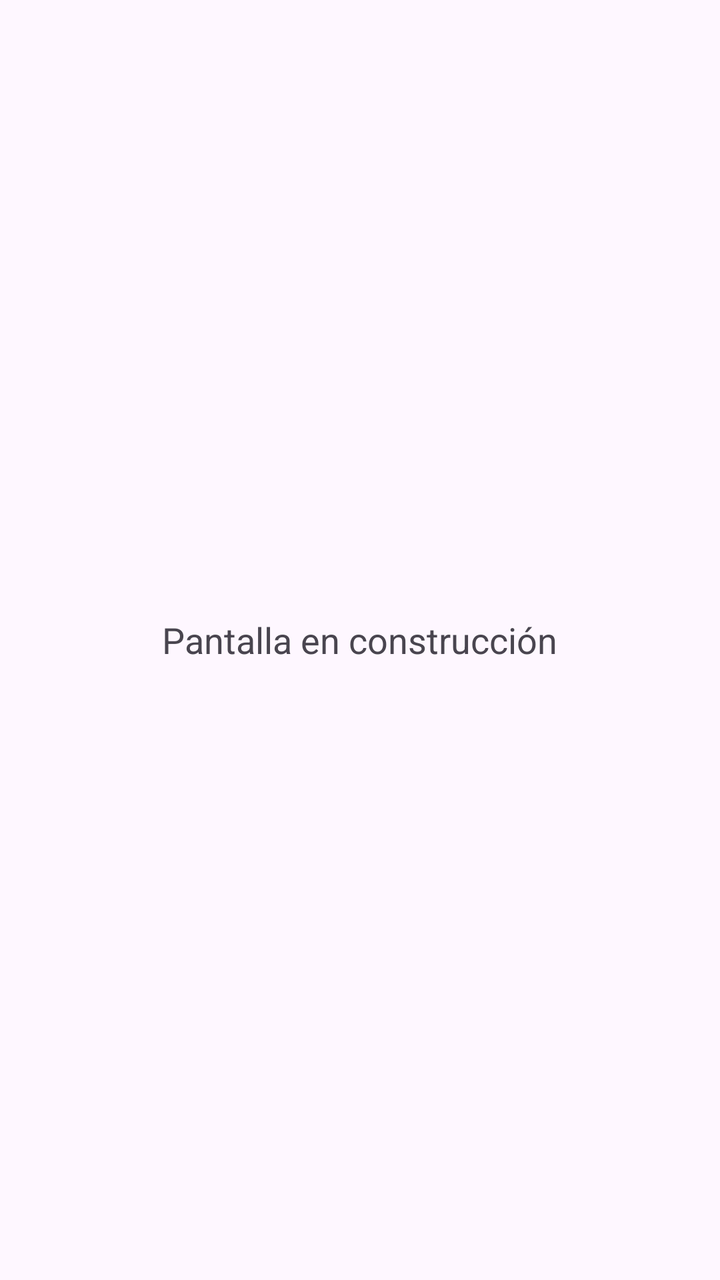
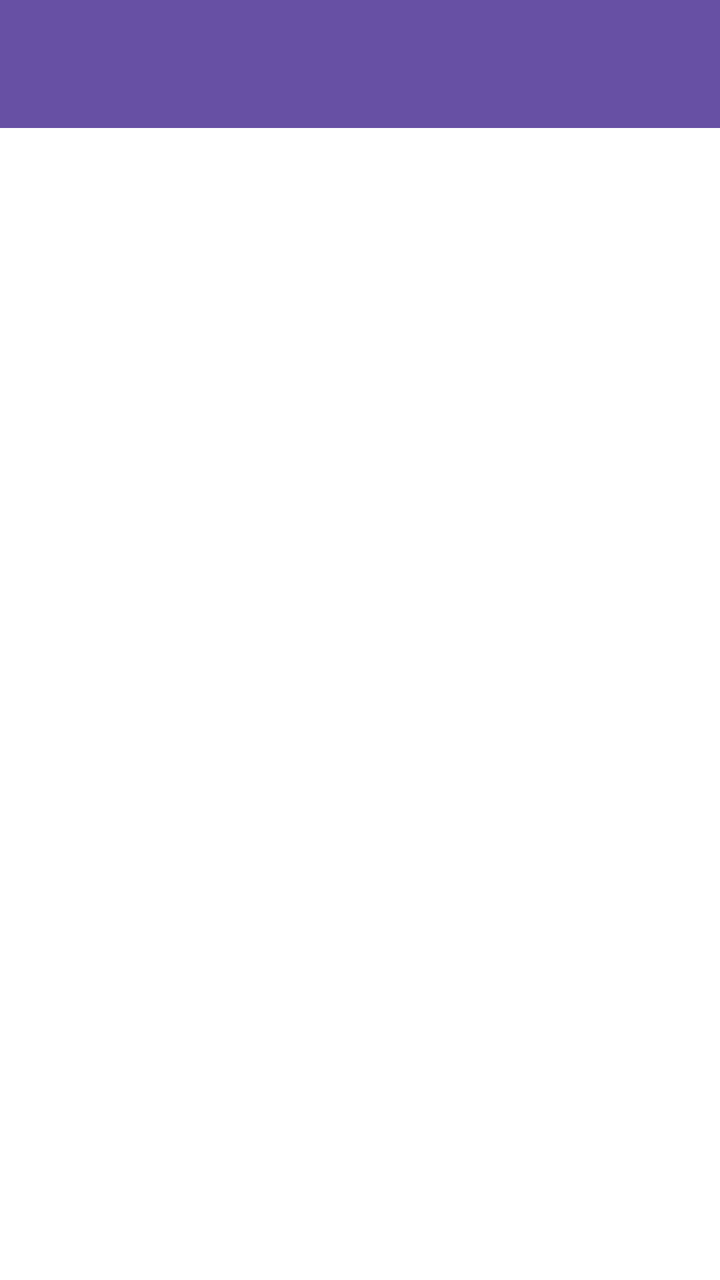

Before-and-after screenshots of an Android layout around one commit, followed by the original layout XML and the change that was made.
<!-- AndroidManifest.xml: application theme Theme.SportConnect -->
<!-- res/layout/activity_admin_main.xml -->
<?xml version="1.0" encoding="utf-8"?>
<LinearLayout xmlns:android="http://schemas.android.com/apk/res/android"
    android:layout_width="match_parent"
    android:layout_height="match_parent"
    android:gravity="center"
    android:orientation="vertical">

    <TextView
        android:layout_width="wrap_content"
        android:layout_height="wrap_content"
        android:text="Pantalla en construcción"
        android:textSize="18sp" />

</LinearLayout>
<!-- resources referenced by this layout -->
<resources>
  <style name="Theme.SportConnect" parent="Base.Theme.SportConnect" />
  <style name="Base.Theme.SportConnect" parent="Theme.Material3.DayNight.NoActionBar">
          
          
      </style>
</resources>

<!-- the commit's change to res/layout/activity_admin_main.xml (unified diff, before → after) -->
@@ -2,13 +2,46 @@
 <LinearLayout xmlns:android="http://schemas.android.com/apk/res/android"
     android:layout_width="match_parent"
     android:layout_height="match_parent"
-    android:gravity="center"
-    android:orientation="vertical">
+    android:orientation="vertical"
+    android:background="@color/white">
+
+    <androidx.appcompat.widget.Toolbar
+        android:id="@+id/toolbar"
+        android:layout_width="match_parent"
+        android:layout_height="?attr/actionBarSize"
+        android:background="?attr/colorPrimary"
+        android:title="Panel de administración" />
+
+    <com.google.android.material.tabs.TabLayout
+        android:id="@+id/tabLayout"
+        android:layout_width="match_parent"
+        android:layout_height="wrap_content"
+        android:background="@color/white" />
+
+    <androidx.recyclerview.widget.RecyclerView
+        android:id="@+id/recyclerAdmin"
+        android:layout_width="match_parent"
+        android:layout_height="0dp"
+        android:layout_weight="1"
+        android:padding="8dp"
+        android:clipToPadding="false" />
 
     <TextView
+        android:id="@+id/tvSinDatos"
+        android:layout_width="match_parent"
+        android:layout_height="0dp"
+        android:layout_weight="1"
+        android:gravity="center"
+        android:text="No hay datos disponibles"
+        android:textSize="16sp"
+        android:textColor="@color/black"
+        android:visibility="gone" />
+
+    <ProgressBar
+        android:id="@+id/progressBar"
         android:layout_width="wrap_content"
         android:layout_height="wrap_content"
-        android:text="Pantalla en construcción"
-        android:textSize="18sp" />
+        android:layout_gravity="center"
+        android:visibility="gone" />
 
 </LinearLayout>
<!-- resource entries referenced after the edit -->
@@ -1,5 +1,7 @@
 <!-- resources referenced by this layout -->
 <resources>
+  <color name="black">#FF000000</color>
+  <color name="white">#FFFFFFFF</color>
   <style name="Theme.SportConnect" parent="Base.Theme.SportConnect" />
   <style name="Base.Theme.SportConnect" parent="Theme.Material3.DayNight.NoActionBar">
           
